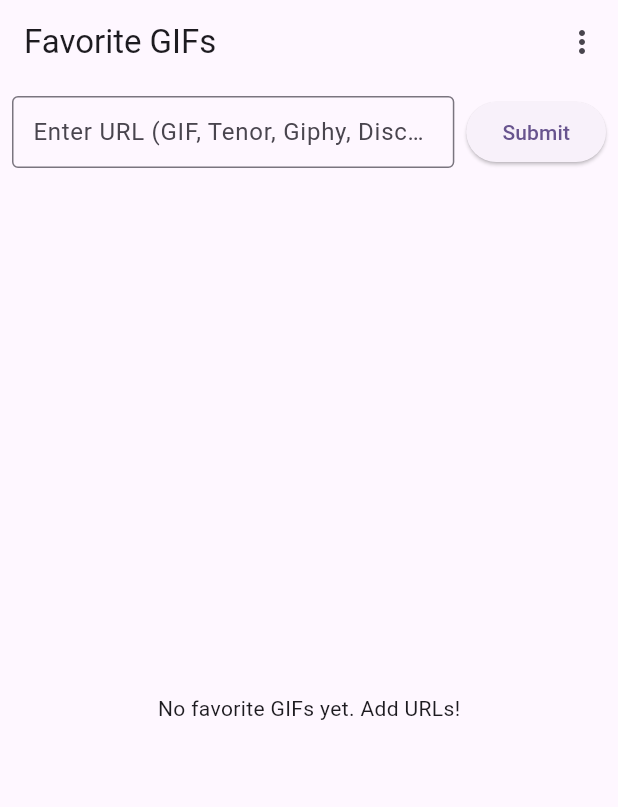
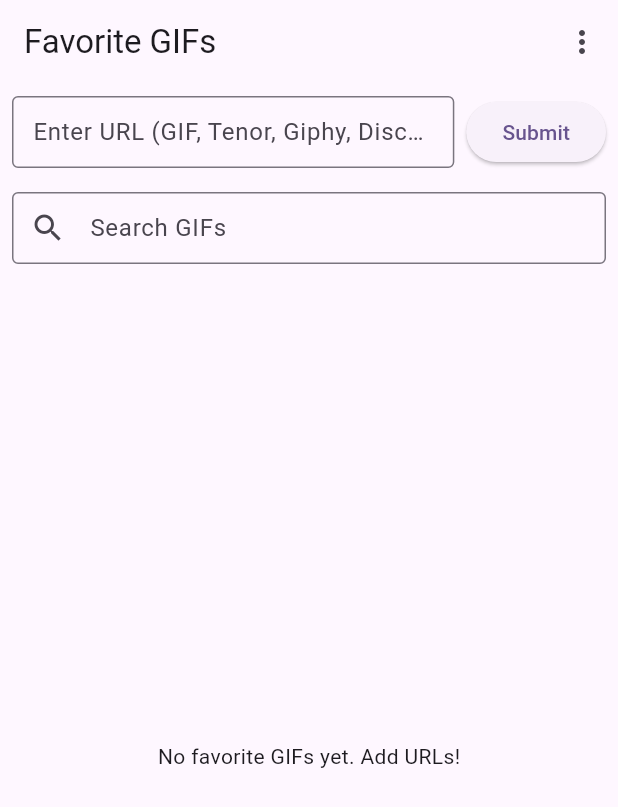
Before and after one commit to retrixe/plethora, a Flutter app: the screen it shows after launch, on a phone screen of 412 x 824 dp. Shown: the top 807 px of the screen. Run offline on Flutter 3.47's test engine with Material 3 defaults, Android fonts, the phone set to English and light mode, and no system bars; our stand-ins replace cached_network_image, file_picker, flutter_cache_manager, hive, hive_flutter; accounts and stored records are empty.

Commit message:
Add search bar to GIF list may god forgive me for vibe coding

```diff
--- a/lib/gif_list_screen.dart
+++ b/lib/gif_list_screen.dart
@@ -4,7 +4,7 @@ import 'package:hive_flutter/hive_flutter.dart';
 import 'package:cached_network_image/cached_network_image.dart';
 import 'gif_box.dart';
 import 'tenor_scraper.dart';
-import 'giphy_scraper.dart'; // Import the new Giphy scraper
+import 'giphy_scraper.dart';
 import 'models/gif_entry.dart';
 import 'cache/my_cache_manager.dart';
 import 'dart:convert';
@@ -23,6 +23,9 @@ class GifListScreen extends StatefulWidget {
 
 class _GifListScreenState extends State<GifListScreen> {
   final TextEditingController _urlController = TextEditingController();
+  final TextEditingController _searchController =
+      TextEditingController(); // New controller for search
+  String _searchText = ''; // New state variable for search text
 
   static const double kDesktopBreakpoint = 600.0;
 
@@ -35,6 +38,14 @@ class _GifListScreenState extends State<GifListScreen> {
   void initState() {
     super.initState();
     _initializePermanentStorage();
+    // Listen to changes in the search text field
+    _searchController.addListener(() {
+      setState(() {
+        _searchText =
+            _searchController.text
+                .toLowerCase(); // Convert to lower case for case-insensitive search
+      });
+    });
   }
 
   Future<void> _initializePermanentStorage() async {
@@ -84,7 +95,6 @@ class _GifListScreenState extends State<GifListScreen> {
     String mediaUrl = originalUrl;
     String? localPath;
 
-    // --- Giphy Integration Start ---
     if (originalUrl.contains('giphy.com')) {
       if (!mounted) return;
       ScaffoldMessenger.of(context).showSnackBar(
@@ -93,7 +103,8 @@ class _GifListScreenState extends State<GifListScreen> {
           duration: Duration(seconds: 2),
         ),
       );
-      final scrapedUrl = await GiphyScraper.scrapeGifUrl(originalUrl);
+      // GiphyScraper.scrapeGifUrl is now synchronous as it only parses the URL string
+      final scrapedUrl = GiphyScraper.scrapeGifUrl(originalUrl);
 
       if (!mounted) return;
 
@@ -101,7 +112,7 @@ class _GifListScreenState extends State<GifListScreen> {
         mediaUrl = scrapedUrl;
         ScaffoldMessenger.of(context).showSnackBar(
           const SnackBar(
-            content: Text('Giphy scraping successful! Adding GIF.'),
+            content: Text('Giphy URL parsed successfully! Adding GIF.'),
             backgroundColor: Colors.green,
           ),
         );
@@ -109,7 +120,7 @@ class _GifListScreenState extends State<GifListScreen> {
         ScaffoldMessenger.of(context).showSnackBar(
           const SnackBar(
             content: Text(
-              'Failed to scrape GIF/media from Giphy URL. Cannot add.',
+              'Failed to parse GIF/media from Giphy URL. Cannot add.',
             ),
             backgroundColor: Colors.redAccent,
           ),
@@ -119,9 +130,7 @@ class _GifListScreenState extends State<GifListScreen> {
         });
         return;
       }
-    }
-    // --- Giphy Integration End ---
-    else if (originalUrl.contains('tenor.com')) {
+    } else if (originalUrl.contains('tenor.com')) {
       if (!mounted) return;
       ScaffoldMessenger.of(context).showSnackBar(
         const SnackBar(
@@ -218,15 +227,24 @@ class _GifListScreenState extends State<GifListScreen> {
   void _removeGif(int index) async {
     // When removing, remember that the list is reversed for display.
     // So, we need to get the original index from the un-reversed box.
-    final originalIndex = _gifBox.length - 1 - index;
-    final gifEntry = _gifBox.getAt(originalIndex);
+    // If the list is filtered, the index might not directly map to the box.
+    // Instead, get the actual GifEntry object from the filtered list.
+    final displayedGifList = _getFilteredGifList();
+    final gifEntryToRemove = displayedGifList[index];
 
-    if (gifEntry != null && gifEntry.localPath != null) {
+    // Find the actual index in the unfiltered box to remove it
+    final originalIndex = _gifBox.values.toList().indexOf(gifEntryToRemove);
+    if (originalIndex == -1) {
+      debugPrint('Error: GIF not found in box for removal.');
+      return;
+    }
+
+    if (gifEntryToRemove.localPath != null) {
       try {
-        final file = File(gifEntry.localPath!);
+        final file = File(gifEntryToRemove.localPath!);
         if (await file.exists()) {
           await file.delete();
-          debugPrint('Deleted local file: ${gifEntry.localPath}');
+          debugPrint('Deleted local file: ${gifEntryToRemove.localPath}');
         }
       } catch (e) {
         debugPrint('Error deleting local file: $e');
@@ -458,9 +476,30 @@ class _GifListScreenState extends State<GifListScreen> {
     }
   }
 
+  // New helper method to get filtered GIF list
+  List<GifEntry> _getFilteredGifList() {
+    final allGifs =
+        _gifBox.values
+            .toList()
+            .reversed
+            .toList(); // Always start with reversed list
+    if (_searchText.isEmpty) {
+      return allGifs;
+    } else {
+      return allGifs.where((gif) {
+        final lowerCaseSearchText = _searchText.toLowerCase();
+        return gif.originalUrl.toLowerCase().contains(lowerCaseSearchText) ||
+            gif.mediaUrl.toLowerCase().contains(lowerCaseSearchText) ||
+            (gif.localPath?.toLowerCase().contains(lowerCaseSearchText) ??
+                false); // Check localPath too
+      }).toList();
+    }
+  }
+
   @override
   void dispose() {
     _urlController.dispose();
+    _searchController.dispose(); // Dispose the new search controller
     super.dispose();
   }
 
@@ -505,8 +544,7 @@ class _GifListScreenState extends State<GifListScreen> {
                   child: TextField(
                     controller: _urlController,
                     decoration: InputDecoration(
-                      hintText:
-                          'Enter URL (GIF, Tenor, Giphy, Discord)', // Updated hint
+                      hintText: 'Enter URL (GIF, Tenor, Giphy, Discord)',
                       border: const OutlineInputBorder(),
                       contentPadding: const EdgeInsets.symmetric(
                         horizontal: 10.0,
@@ -533,11 +571,43 @@ class _GifListScreenState extends State<GifListScreen> {
               ],
             ),
             const SizedBox(height: 16.0),
+            // New Search Bar
+            Padding(
+              padding: const EdgeInsets.only(bottom: 16.0),
+              child: TextField(
+                controller: _searchController,
+                decoration: const InputDecoration(
+                  labelText: 'Search GIFs',
+                  hintText: 'Filter by URL or local path...',
+                  prefixIcon: Icon(Icons.search),
+                  border: OutlineInputBorder(),
+                  contentPadding: EdgeInsets.symmetric(
+                    horizontal: 10.0,
+                    vertical: 0,
+                  ), // Adjust vertical padding
+                ),
+                onChanged: (value) {
+                  // The addListener on the controller already handles setState
+                  // This callback can be used for other logic if needed.
+                },
+              ),
+            ),
             Expanded(
               child: ValueListenableBuilder<Box<GifEntry>>(
                 valueListenable: _gifBox.listenable(),
                 builder: (context, box, _) {
-                  if (box.isEmpty) {
+                  final filteredGifList =
+                      _getFilteredGifList(); // Get the filtered list
+
+                  if (filteredGifList.isEmpty) {
+                    if (_searchText.isNotEmpty) {
+                      return const Center(
+                        child: Padding(
+                          padding: EdgeInsets.all(16.0),
+                          child: Text('No GIFs match your search.'),
+                        ),
+                      );
+                    }
                     return const Center(
                       child: Padding(
                         padding: EdgeInsets.all(16.0),
@@ -545,12 +615,11 @@ class _GifListScreenState extends State<GifListScreen> {
                       ),
                     );
                   }
-                  // Sort the GIFs in reverse order of addition (newest at the top)
-                  final gifList = box.values.toList().reversed.toList();
                   return ListView.builder(
-                    itemCount: gifList.length,
+                    itemCount: filteredGifList.length,
                     itemBuilder: (context, index) {
-                      final gifEntry = gifList[index];
+                      final gifEntry =
+                          filteredGifList[index]; // Use the filtered list
 
                       final displayedOriginalUrl = _cleanDiscordUrlForDisplay(
                         gifEntry.originalUrl,
```
